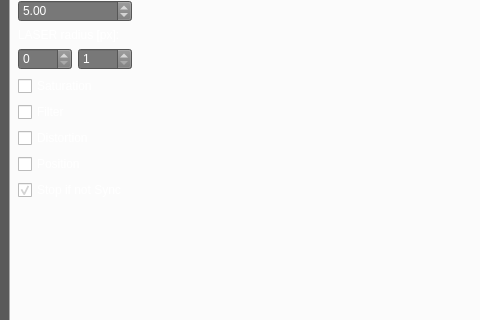
The window that mainwindow.ui (BurtBR/LIPS) describes before a commit, drawn with Qt 5; both pictures show x 0 to 480 and y 160 to 480 of the 1291 by 815 pixel window.
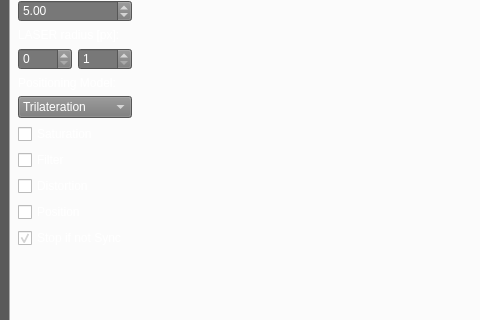
The same window after the commit. Icons and pictures are not drawn.

Commit message: Added positioning model combo"

Diff of the .ui file:
```diff
--- a/mainwindow.ui
+++ b/mainwindow.ui
@@ -57,6 +57,12 @@
 	background-color: rgb(120, 120, 120);
 }
 
+QComboBox{
+	font: 12pt &quot;Source Code Pro&quot;;
+	color: white;
+	background-color: rgb(120, 120, 120);
+}
+
 QDoubleSpinBox{
 	font: 12pt &quot;Source Code Pro&quot;;
 	color: white;
@@ -199,6 +205,35 @@
             </item>
            </layout>
           </item>
+          <item>
+           <widget class="QLabel" name="label_11">
+            <property name="text">
+             <string>Positioning Model:</string>
+            </property>
+           </widget>
+          </item>
+          <item>
+           <widget class="QComboBox" name="comboPosModel">
+            <property name="currentIndex">
+             <number>0</number>
+            </property>
+            <item>
+             <property name="text">
+              <string>Trilateration</string>
+             </property>
+            </item>
+            <item>
+             <property name="text">
+              <string>Proportions</string>
+             </property>
+            </item>
+            <item>
+             <property name="text">
+              <string>Pinhole Model</string>
+             </property>
+            </item>
+           </widget>
+          </item>
           <item>
            <widget class="QCheckBox" name="checkSaturation">
             <property name="text">
```
The commit also changes 4 other files.
